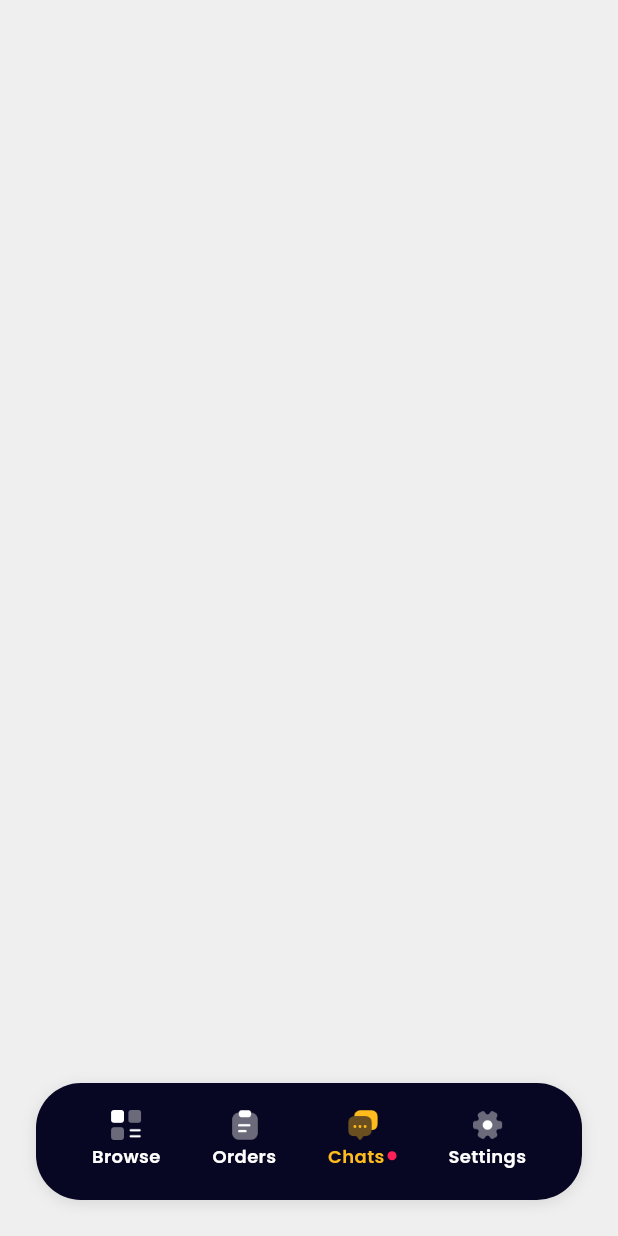
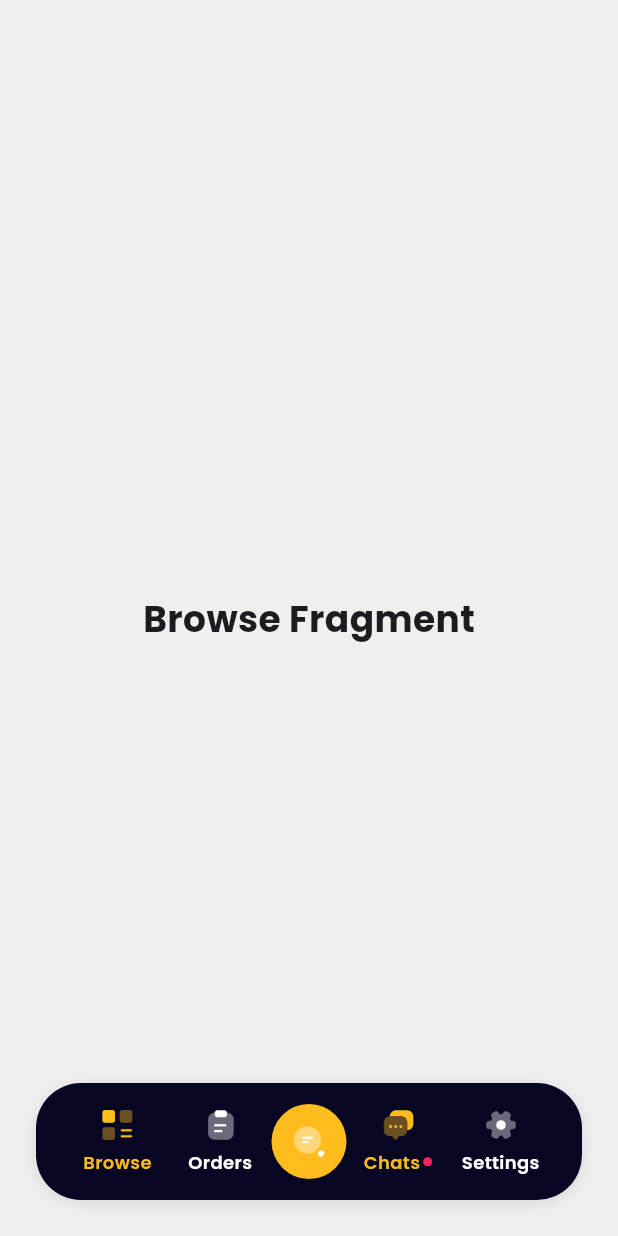
Before and after one commit to MuhamadZafarSyah/Flutter-Motobike, a Flutter app: the screen it shows after launch, on a phone screen of 412 x 824 dp. Run offline on Flutter 3.47's test engine with Material 3 defaults, Android fonts, the phone set to English and light mode, and no system bars; our stand-ins replace cloud_firestore, dotted_line, firebase_auth, firebase_core, fluttertoast, gap and 2 more; missing offline and left inert: cloudinary_flutter, cloudinary_url_gen, d_session; accounts and stored records are empty.

Commit message:
Implement DiscoverPage with bottom navigation and fragment integration; add Browse, Orders, and Settings fragments

```diff
--- /dev/null
+++ b/lib/fragments/browse_fragment.dart
@@ -0,0 +1,17 @@
+import 'package:flutter/material.dart';
+
+class BrowseFragment extends StatelessWidget {
+  const BrowseFragment({super.key});
+
+  @override
+  Widget build(BuildContext context) {
+    return Scaffold(
+      body: Center(
+        child: Text(
+          'Browse Fragment',
+          style: TextStyle(fontSize: 24, fontWeight: FontWeight.bold),
+        ),
+      ),
+    );
+  }
+}
--- a/lib/pages/discover_page.dart
+++ b/lib/pages/discover_page.dart
@@ -1,4 +1,9 @@
 import 'package:flutter/material.dart';
+import 'package:gap/gap.dart';
+import 'package:get/get.dart';
+import 'package:main/fragments/browse_fragment.dart';
+import 'package:main/fragments/orders_fragment.dart';
+import 'package:main/fragments/settings_fragment.dart';
 
 class DiscoverPage extends StatefulWidget {
   const DiscoverPage({super.key});
@@ -8,10 +13,22 @@ class DiscoverPage extends StatefulWidget {
 }
 
 class _DiscoverPageState extends State<DiscoverPage> {
+  final fragments = [
+    const BrowseFragment(),
+    const OrdersFragment(),
+    const SettingsFragment(),
+  ];
+
+  final fragmentIndex = 0.obs;
+
   @override
   Widget build(BuildContext context) {
     return Scaffold(
-      bottomNavigationBar: Container(
+      // TIPS: JIKA ADA SESUATU DI BELAKANG CONTAINER NYA DIA BAKAL DI TAMPILKAN JIKA MENGGUNAKAN extendBody ini
+      extendBody: true,
+      body: Obx(() => fragments[fragmentIndex.value]),
+      bottomNavigationBar: Obx(() {
+        return Container(
           height: 78,
           margin: const EdgeInsets.all(24),
           padding: EdgeInsets.symmetric(horizontal: 20),
@@ -33,14 +50,21 @@ class _DiscoverPageState extends State<DiscoverPage> {
                 label: 'Browse',
                 icon: 'assets/ic_browse.png',
                 iconOn: 'assets/ic_browse_on.png',
-              onTap: () {},
+                isActive: fragmentIndex.value == 0,
+                onTap: () {
+                  fragmentIndex.value = 0;
+                },
               ),
               buildItemNav(
                 label: 'Orders',
                 icon: 'assets/ic_orders.png',
                 iconOn: 'assets/ic_orders_on.png',
-              onTap: () {},
+                isActive: fragmentIndex.value == 1,
+                onTap: () {
+                  fragmentIndex.value = 1;
+                },
               ),
+              buildItemCircle(),
               buildItemNav(
                 label: 'Chats',
                 icon: 'assets/ic_chats.png',
@@ -53,11 +77,15 @@ class _DiscoverPageState extends State<DiscoverPage> {
                 label: 'Settings',
                 icon: 'assets/ic_settings.png',
                 iconOn: 'assets/ic_settings_on.png',
-              onTap: () {},
+                isActive: fragmentIndex.value == 2,
+                onTap: () {
+                  fragmentIndex.value = 2;
+                },
               ),
             ],
           ),
-      ),
+        );
+      }),
     );
   }
 
@@ -69,7 +97,8 @@ class _DiscoverPageState extends State<DiscoverPage> {
     required VoidCallback onTap,
     bool hasDot = false,
   }) {
-    return GestureDetector(
+    return Expanded(
+      child: GestureDetector(
         onTap: onTap,
         child: Container(
           color: Colors.transparent,
@@ -77,7 +106,10 @@ class _DiscoverPageState extends State<DiscoverPage> {
           child: Column(
             children: [
               Image.asset(isActive ? iconOn : icon, width: 24, height: 24),
+              // const SizedBox(height: 4),
+              const Gap(4),
               Row(
+                mainAxisAlignment: MainAxisAlignment.center,
                 children: [
                   Text(
                     label,
@@ -105,6 +137,21 @@ class _DiscoverPageState extends State<DiscoverPage> {
             ],
           ),
         ),
+      ),
+    );
+  }
+
+  Widget buildItemCircle() {
+    return Container(
+      height: 50,
+      width: 50,
+      decoration: const BoxDecoration(
+        shape: BoxShape.circle,
+        color: Color(0xffFFBC1C),
+      ),
+      child: UnconstrainedBox(
+        child: Image.asset('assets/ic_status.png', width: 24, height: 24),
+      ),
     );
   }
 }
```
Also changed, not shown: lib/fragments/orders_fragment.dart (added, +17 -0 lines), lib/fragments/settings_fragment.dart (added, +28 -0 lines). Lines whose indentation alone changed are shown as unchanged.
